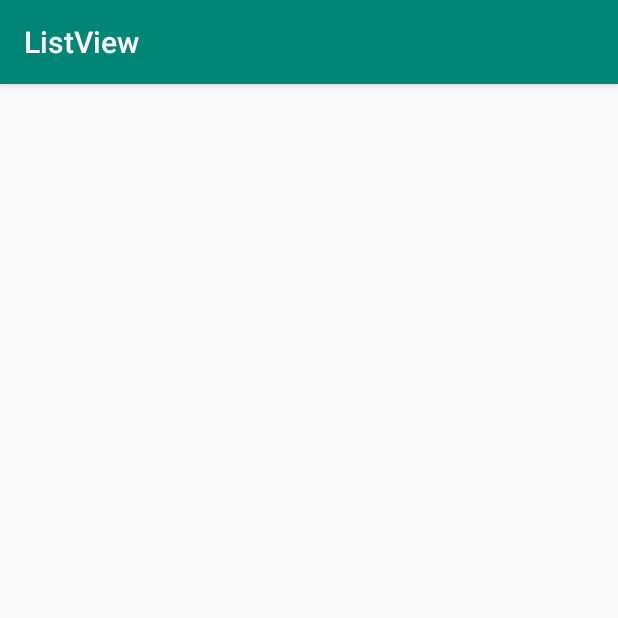
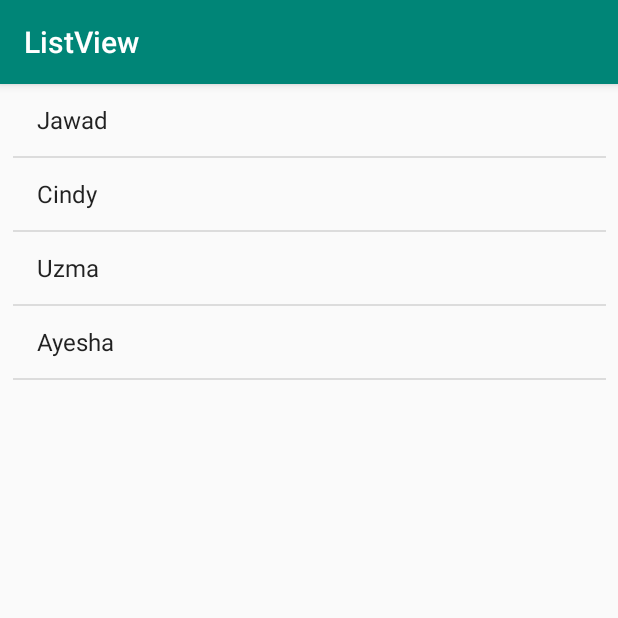
Before and after one commit to jawadahmedtaj/ListView, an Android app: the screen it shows after launch (MainActivity), on a phone screen of 412 x 824 dp, the top half of it. Run offline under Robolectric (Android 15) with nearby library versions, the phone set to English and light mode, and no system bars.

```diff
--- a/app/src/main/java/com/example/listview/MainActivity.java
+++ b/app/src/main/java/com/example/listview/MainActivity.java
@@ -2,10 +2,15 @@ package com.example.listview;
 
 import android.support.v7.app.AppCompatActivity;
 import android.os.Bundle;
+import android.view.View;
+import android.widget.AdapterView;
 import android.widget.ArrayAdapter;
 import android.widget.ListView;
+import android.widget.Toast;
 
 import java.util.ArrayList;
+
+import static java.util.Arrays.asList;
 
 public class MainActivity extends AppCompatActivity {
 
@@ -15,14 +20,27 @@ public class MainActivity extends AppCompatActivity {
         setContentView(R.layout.activity_main);
 
         ListView myListView = (ListView) findViewById(R.id.myListView);
-        ArrayList<String> myFamily = new ArrayList<String>();
+        final ArrayList<String> myFamily = new ArrayList<String>(asList("Jawad","Cindy","Uzma","Ayesha"));
 
+       /* myFamily.add("Jawad");
+        myFamily.add("Cindy");
+        myFamily.add("Uzma");
+        myFamily.add("Ayesha");
         myFamily.add("Jawad");
         myFamily.add("Cindy");
         myFamily.add("Uzma");
-        myFamily.add("Ayesha");
+        myFamily.add("Ayesha");*/
+
 
         ArrayAdapter<String> arrayAdapter = new ArrayAdapter<String>(this, android.R.layout.simple_list_item_1, myFamily);
+        myListView.setAdapter(arrayAdapter);
+        myListView.setOnItemClickListener(new AdapterView.OnItemClickListener() {
+            @Override
+            public void onItemClick(AdapterView<?> parent, View view, int position, long id) {
+            System.out.println(myFamily.get(position));
+                Toast.makeText(MainActivity.this, "Hello! " + myFamily.get(position), Toast.LENGTH_SHORT).show();
+            }
+        });
 
     }
 }
--- a/app/src/main/res/layout/activity_main.xml
+++ b/app/src/main/res/layout/activity_main.xml
@@ -12,12 +12,11 @@
         android:layout_height="715dp"
         android:layout_marginStart="8dp"
         android:layout_marginLeft="8dp"
-        android:layout_marginTop="8dp"
         android:layout_marginEnd="8dp"
         android:layout_marginRight="8dp"
-        android:layout_marginBottom="8dp"
         app:layout_constraintBottom_toBottomOf="parent"
         app:layout_constraintEnd_toEndOf="parent"
         app:layout_constraintStart_toStartOf="parent"
-        app:layout_constraintTop_toTopOf="parent" />
+        app:layout_constraintTop_toTopOf="parent"
+        app:layout_constraintVertical_bias="0.0" />
 </android.support.constraint.ConstraintLayout>
```
